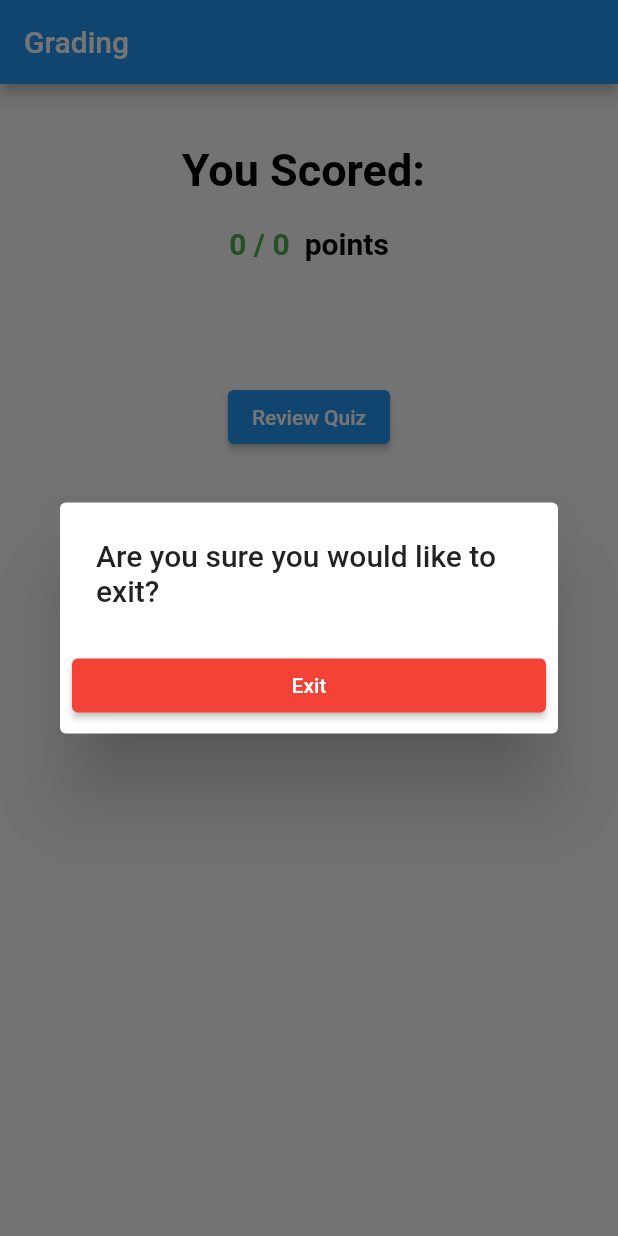
After one commit to wdcroslen/hw2, a Flutter app: the GradePage screen opened directly, after a tap on "Exit", on a phone screen of 412 x 824 dp. The commit adds this screen. Run offline on Flutter 3.47's test engine with Material 2 defaults, Android fonts, the phone set to English and light mode, and no system bars.

Commit message:
more progress

```diff
--- /dev/null
+++ b/quiz_app/lib/gradingPage.dart
@@ -0,0 +1,110 @@
+import 'package:flutter/material.dart';
+import 'package:flutter/services.dart';
+import 'package:quizapp/createQuiz.dart';
+import 'package:http/http.dart' as http;
+import 'package:quizapp/takeQuiz.dart';
+
+var questionsWrongIndexes = [];
+
+class GradingPage extends StatelessWidget {
+  const GradingPage({Key? key}) : super(key: key);
+
+  @override
+  Widget build(BuildContext context) {
+    return MaterialApp(
+      title: 'Flutter Demo',
+      themeMode: ThemeMode.dark,
+      theme: ThemeData(
+        primarySwatch: Colors.purple,
+      ),
+      home: GradePage(title: 'Grading'),
+    );
+  }
+}
+
+class GradePage extends StatefulWidget {
+  GradePage({Key? key, required this.title}) : super(key: key);
+
+  final String title;
+
+  @override
+  _GradePageState createState() => _GradePageState();
+}
+
+class _GradePageState extends State<GradePage> {
+
+  int _getScore() {
+    int score = 0;
+    int numQuestions = questions.length;
+    for(int i=0; i<questions.length; i++){
+      print(questions[i].getAnswer().toString());
+      questions[i].setUserAnswer(answers[i]);
+      if (questions[i].isCorrect()){
+        score+=1;
+      } else {
+        questionsWrongIndexes.add(i);
+      }
+    }
+    print(answers);
+    print(score);
+    return score;
+  }
+
+  Widget _confirmExit(BuildContext context) {
+    return new AlertDialog(
+      title: const Text('Are you sure you would like to exit?'),
+      actions: <Widget>[
+        new ElevatedButton(
+          style: ElevatedButton.styleFrom(
+            primary: Colors.red,
+          ),
+          onPressed: () {
+            SystemNavigator.pop();
+          },
+          child: Center(child: const Text('Exit')),
+        ),
+      ],
+    );
+  }
+
+  @override
+  Widget build(BuildContext context) {
+    return Scaffold(
+      appBar: AppBar(
+        title: Text(widget.title),),
+        body: Center(child: Column(children: <Widget> [
+          SizedBox(height:40),
+          Text("You Scored: ", style: TextStyle(color: Colors.black,fontSize: 30,fontWeight: FontWeight.bold)),
+          SizedBox(height:20),
+          Row(crossAxisAlignment: CrossAxisAlignment.center,
+              mainAxisAlignment: MainAxisAlignment.center,
+              children: <Widget> [
+
+          Text("${_getScore()} / ${questions.length}", style: TextStyle(color: Colors.green,fontSize: 20,fontWeight: FontWeight.bold)),
+                SizedBox(width:10),
+          Text("points", style: TextStyle(color: Colors.black,fontSize: 20,fontWeight: FontWeight.bold))
+            ]),
+          SizedBox(height:80),
+            ElevatedButton(
+                style: ElevatedButton.styleFrom(
+                  primary: Colors.blue,
+                ),
+                child: Text('Review Quiz'),
+                onPressed: () {}
+                ),
+          SizedBox(height:40),
+          ElevatedButton(
+              style: ElevatedButton.styleFrom(
+                primary: Colors.red,
+              ),
+              child: Text('Exit'),
+              onPressed: () {
+                showDialog(
+                    context: context,
+                    builder: (BuildContext context) => _confirmExit(context),);
+              }
+          ),
+        ]))
+    );
+  }
+}
```
Also changed, not shown: quiz_app/lib/takeQuiz.dart (+44 -20 lines).
